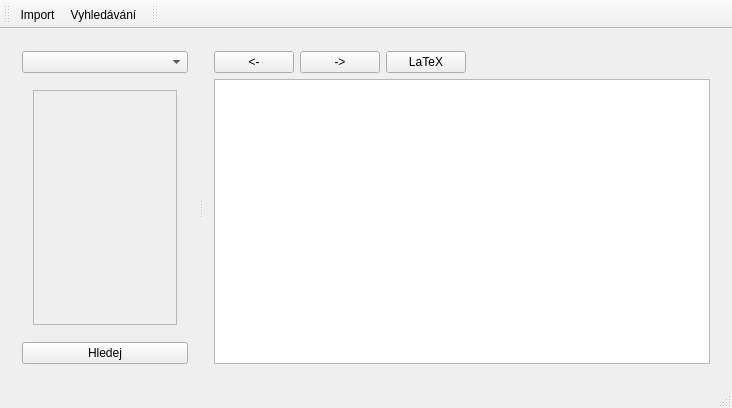
This is vfkmainwindow.ui in ctu-geoforall-lab/qgis-vfk-plugin-cpp as Qt 5 draws it before an edit. The edited form follows.
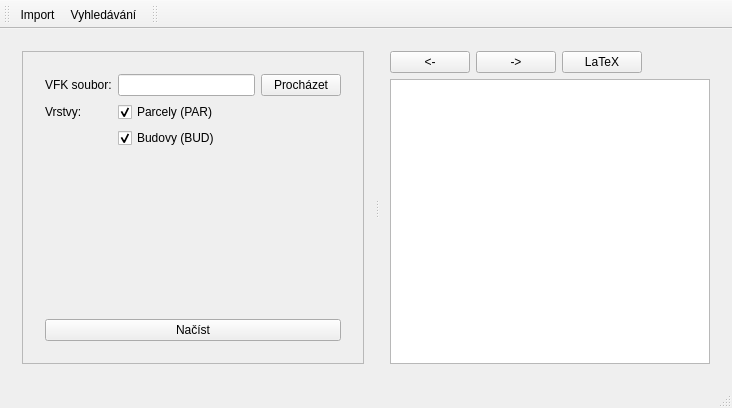
This is the edited form. Icons and pictures are not drawn. Custom widgets are drawn as their Qt base class.

Commit message: integration to qgis, import vfk file

```diff
--- a/vfkmainwindow.ui
+++ b/vfkmainwindow.ui
@@ -27,6 +27,107 @@
          <verstretch>0</verstretch>
         </sizepolicy>
        </property>
+       <widget class="QWidget" name="importPage">
+        <layout class="QGridLayout" name="gridLayout_10">
+         <item row="0" column="0">
+          <widget class="QScrollArea" name="scrollArea_5">
+           <property name="widgetResizable">
+            <bool>true</bool>
+           </property>
+           <widget class="QWidget" name="scrollAreaWidgetContents_5">
+            <property name="geometry">
+             <rect>
+              <x>0</x>
+              <y>0</y>
+              <width>366</width>
+              <height>308</height>
+             </rect>
+            </property>
+            <layout class="QGridLayout" name="gridLayout_11">
+             <item row="0" column="0">
+              <widget class="QWidget" name="widget" native="true">
+               <layout class="QVBoxLayout" name="verticalLayout_2">
+                <item>
+                 <layout class="QGridLayout" name="gridLayout_12">
+                  <item row="1" column="0">
+                   <widget class="QLabel" name="label_2">
+                    <property name="text">
+                     <string>Vrstvy:</string>
+                    </property>
+                   </widget>
+                  </item>
+                  <item row="1" column="1">
+                   <widget class="QCheckBox" name="parCheckBox">
+                    <property name="text">
+                     <string>Parcely (PAR)</string>
+                    </property>
+                    <property name="checked">
+                     <bool>true</bool>
+                    </property>
+                   </widget>
+                  </item>
+                  <item row="2" column="1">
+                   <widget class="QCheckBox" name="budCheckBox">
+                    <property name="text">
+                     <string>Budovy (BUD)</string>
+                    </property>
+                    <property name="checked">
+                     <bool>true</bool>
+                    </property>
+                   </widget>
+                  </item>
+                  <item row="0" column="0">
+                   <widget class="QLabel" name="label">
+                    <property name="text">
+                     <string>VFK soubor:</string>
+                    </property>
+                   </widget>
+                  </item>
+                  <item row="0" column="1">
+                   <layout class="QHBoxLayout" name="horizontalLayout_3">
+                    <item>
+                     <widget class="QLineEdit" name="vfkFileLineEdit"/>
+                    </item>
+                    <item>
+                     <widget class="QPushButton" name="browseButton">
+                      <property name="text">
+                       <string>Procházet</string>
+                      </property>
+                     </widget>
+                    </item>
+                   </layout>
+                  </item>
+                 </layout>
+                </item>
+                <item>
+                 <spacer name="verticalSpacer">
+                  <property name="orientation">
+                   <enum>Qt::Vertical</enum>
+                  </property>
+                  <property name="sizeHint" stdset="0">
+                   <size>
+                    <width>20</width>
+                    <height>40</height>
+                   </size>
+                  </property>
+                 </spacer>
+                </item>
+                <item>
+                 <widget class="QPushButton" name="loadVfkButton">
+                  <property name="text">
+                   <string>Načíst</string>
+                  </property>
+                 </widget>
+                </item>
+               </layout>
+              </widget>
+             </item>
+            </layout>
+           </widget>
+          </widget>
+         </item>
+        </layout>
+       </widget>
        <widget class="QWidget" name="searchPage">
         <property name="sizePolicy">
          <sizepolicy hsizetype="Preferred" vsizetype="Preferred">
@@ -133,8 +234,8 @@
                  <rect>
                   <x>0</x>
                   <y>0</y>
-                  <width>156</width>
-                  <height>235</height>
+                  <width>98</width>
+                  <height>28</height>
                  </rect>
                 </property>
                 <layout class="QGridLayout" name="gridLayout_9">
```
Left out of the diff: 15 changed lines with no effect on the pictures. The commit also changes 16 other files.
